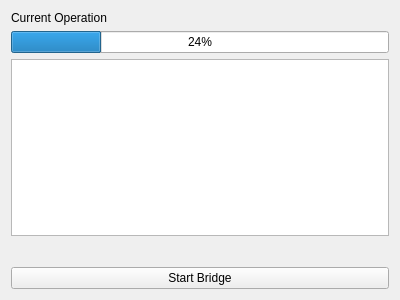
This is Bridge/bridgeprogresswidget.ui in ademarest/GreenmileBridge as Qt 5 draws it before an edit. The edited form follows.
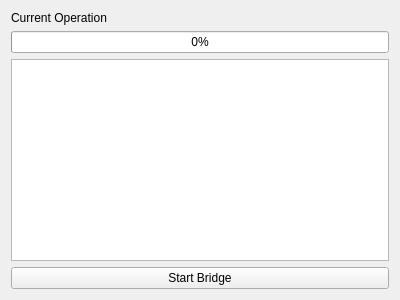
This is the edited form.

Diff of the .ui file:
```diff
--- a/Bridge/bridgeprogresswidget.ui
+++ b/Bridge/bridgeprogresswidget.ui
@@ -17,7 +17,7 @@
    <item row="1" column="0">
     <widget class="QProgressBar" name="currentOperationProgressBar">
      <property name="value">
-      <number>24</number>
+      <number>0</number>
      </property>
     </widget>
    </item>
@@ -29,7 +29,14 @@
     </widget>
    </item>
    <item row="2" column="0">
-    <widget class="QTextBrowser" name="operationHistoryTextBrowser"/>
+    <widget class="QTextBrowser" name="operationHistoryTextBrowser">
+     <property name="sizePolicy">
+      <sizepolicy hsizetype="Expanding" vsizetype="Expanding">
+       <horstretch>0</horstretch>
+       <verstretch>0</verstretch>
+      </sizepolicy>
+     </property>
+    </widget>
    </item>
    <item row="0" column="0">
     <widget class="QLabel" name="currentOperationLabel">
@@ -38,19 +45,6 @@
      </property>
     </widget>
    </item>
-   <item row="3" column="0">
-    <spacer name="verticalSpacer">
-     <property name="orientation">
-      <enum>Qt::Vertical</enum>
-     </property>
-     <property name="sizeHint" stdset="0">
-      <size>
-       <width>20</width>
-       <height>40</height>
-      </size>
-     </property>
-    </spacer>
-   </item>
   </layout>
  </widget>
  <resources/>
```
Left out of the diff: 2 changed lines with no effect on the pictures.
